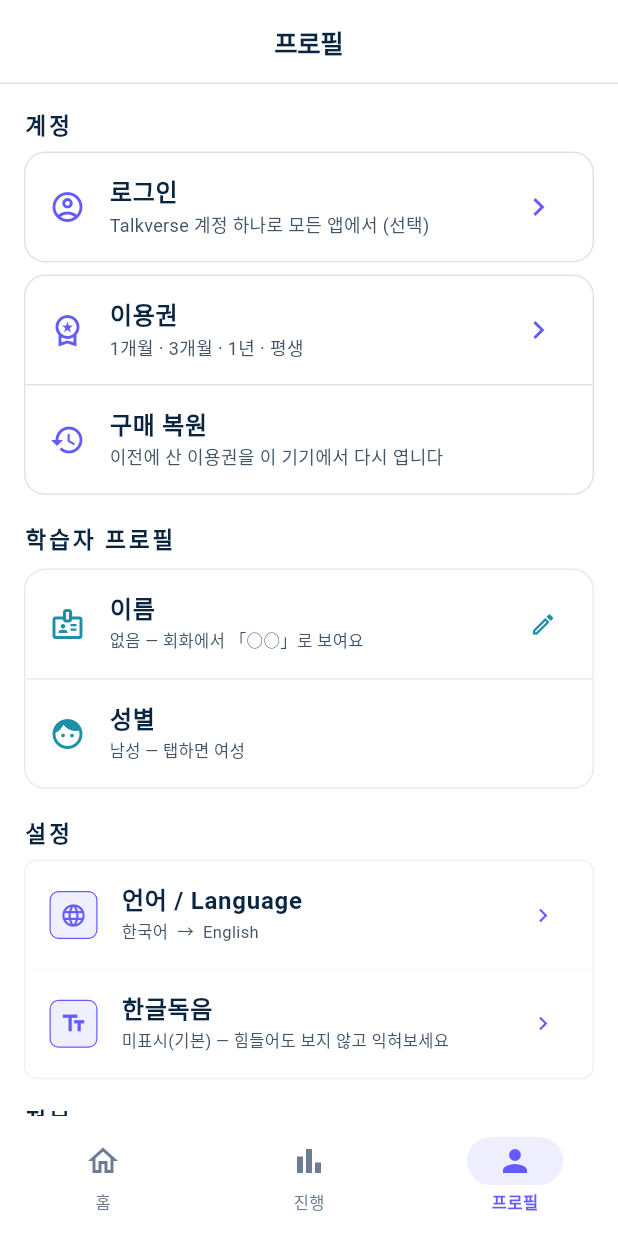
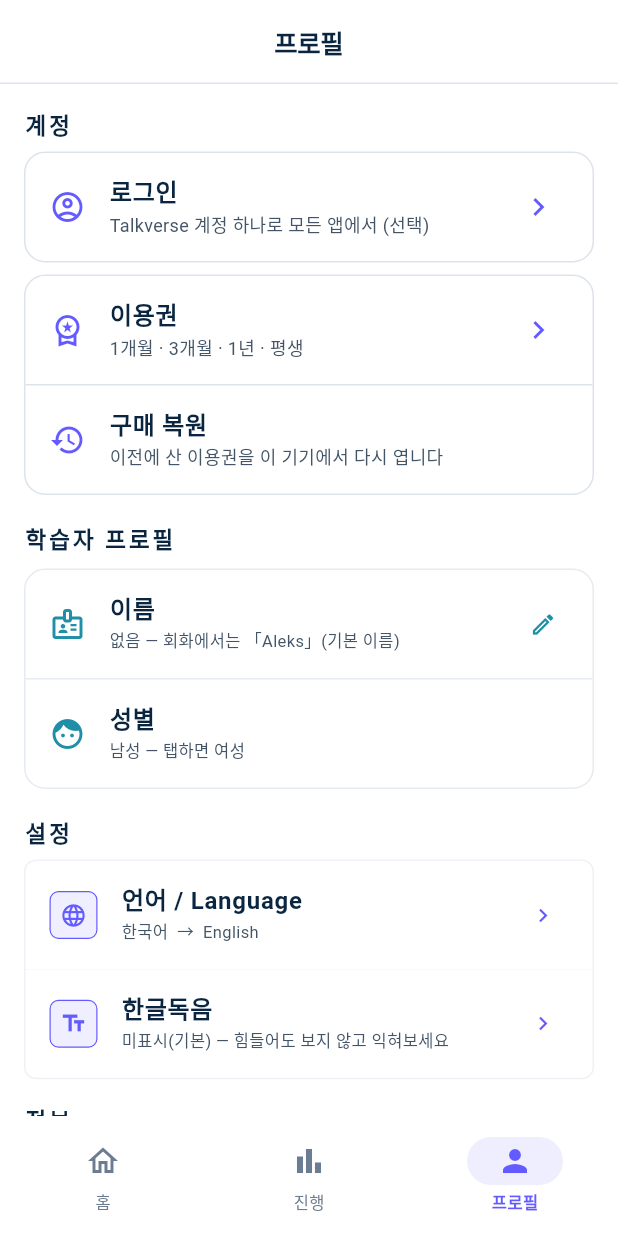
Before and after one commit to talkverselab/talkverse-tr, a Flutter app: the screen it shows after launch, item 3 of the bottom bar chosen, on a phone screen of 412 x 824 dp. Run offline on Flutter 3.47's test engine with Material 3 defaults, Android fonts, the phone set to English and light mode, and no system bars; our stand-ins replace audioplayers, csv, drift, drift_flutter, flutter_secure_storage, flutter_tts and 5 more; missing offline and left inert: flutter_web_auth_2; accounts and stored records are empty; generated files the repository leaves out were written again; Roboto replaces fonts that are missing (Pretendard); statements that could not run were skipped.

Commit message:
회화 대사의 {name} 자리: 이름이 없으면 「○○」 대신 음성이 읽는 기본 이름(남 Aleks·여 Emma), 독음·뜻 칸도 맞추고 뜻은 조사 맞춤, 기기 음성도 이름을 읽음(일본어앱 111번)
Co-Authored-By: Claude Opus 5.5 <noreply@anthropic.com>
Claude-Session: https://claude.ai/code/session_01A6i92hHWxYAA1u2ay8b2i1

```diff
--- a/lib/core/l10n_dict.dart
+++ b/lib/core/l10n_dict.dart
@@ -260,6 +260,7 @@ const Map<String, String> kDictEn = {
   '이름': 'Name',
   '{0} — 회화 속 「나」로 나와요': '{0} — shown as “me” in dialogues',
   '없음 — 회화에서 「○○」로 보여요': 'None — shown as “○○” in dialogues',
+  '없음 — 회화에서는 「{0}」(기본 이름)': 'None — dialogues use “{0}” (default name)',
   '성별': 'Gender',
   '여성 — 탭하면 남성': 'Female — tap for male',
   '남성 — 탭하면 여성': 'Male — tap for female',
@@ -581,6 +582,7 @@ const Map<String, String> kDictJa = {
   '이름': '名前',
   '{0} — 회화 속 「나」로 나와요': '{0} — 会話の「私」として出ます',
   '없음 — 회화에서 「○○」로 보여요': 'なし — 会話では「○○」と表示',
+  '없음 — 회화에서는 「{0}」(기본 이름)': 'なし — 会話では「{0}」(既定の名前)',
   '성별': '性別',
   '여성 — 탭하면 남성': '女性 — タップで男性',
   '남성 — 탭하면 여성': '男性 — タップで女性',
@@ -902,6 +904,7 @@ const Map<String, String> kDictZh = {
   '이름': '名字',
   '{0} — 회화 속 「나」로 나와요': '{0} — 在对话中作为“我”出现',
   '없음 — 회화에서 「○○」로 보여요': '无 — 对话中显示为“○○”',
+  '없음 — 회화에서는 「{0}」(기본 이름)': '无 — 对话中使用“{0}”（默认名字）',
   '성별': '性别',
   '여성 — 탭하면 남성': '女性 — 点按切换为男性',
   '남성 — 탭하면 여성': '男性 — 点按切换为女性',
--- a/lib/screens/dialogue_screen.dart
+++ b/lib/screens/dialogue_screen.dart
@@ -328,7 +328,7 @@ class _Bubble extends StatelessWidget {
                   Text('$name${t.at != null ? ' · ${t.at}' : ''}', style: const TextStyle(fontSize: 10, color: AppColors.muted)),
                   const SizedBox(width: 6),
                   InkWell(
-                    onTap: () => TtsService.instance.speakAs(t.tl.replaceAll(RegExp(r'[（(][^)）]*[)）]'), '').replaceAll(RegExp(r'\{[a-z_]+\}'), ''), gender: d.voiceGender(t.speaker)),
+                    onTap: () => TtsService.instance.speakAs(LearnerPrefs.fill(t.tl).replaceAll(RegExp(r'[（(][^)）]*[)）]'), ''), gender: d.voiceGender(t.speaker)),
                     child: const Icon(Icons.volume_up, size: 16, color: AppColors.beni),
                   ),
                   const SizedBox(width: 4),
@@ -338,9 +338,9 @@ class _Bubble extends StatelessWidget {
                 // 내용어를 누르면 단어창
                 LemmaText(text: LearnerPrefs.fill(t.tl), lemmas: t.lemmas, style: const TextStyle(fontSize: 17, fontWeight: FontWeight.w800, color: AppColors.sumi, height: 1.4)),
                 if (t.reading.isNotEmpty && t.reading != t.tl) Text(LearnerPrefs.fill(t.reading), style: const TextStyle(fontSize: 12, color: AppColors.ai, fontWeight: FontWeight.w700)),
-                if (t.rd.isNotEmpty) KoReadingText(LearnerPrefs.fill(t.rd), style: const TextStyle(fontSize: 12, color: AppColors.muted)),
+                if (t.rd.isNotEmpty) KoReadingText(LearnerPrefs.fill(t.rd, 'rd'), style: const TextStyle(fontSize: 12, color: AppColors.muted)),
                 const SizedBox(height: 3),
-                Text(LearnerPrefs.fill(t.ko), style: const TextStyle(fontSize: 13, color: AppColors.sumiLight, height: 1.35)),
+                Text(LearnerPrefs.fill(t.ko, 'ko'), style: const TextStyle(fontSize: 13, color: AppColors.sumiLight, height: 1.35)),
                 if (t.note.isNotEmpty) ...[
                   const SizedBox(height: 4),
                   Text('💡 ${t.note}', style: const TextStyle(fontSize: 11, color: AppColors.beniDeep, height: 1.35)),
--- a/lib/services/learner_prefs.dart
+++ b/lib/services/learner_prefs.dart
@@ -32,10 +32,50 @@ class LearnerPrefs {
   /// 화자 코드 → 목소리 성별. A = 학습자(프로필), C = 남성 조연, 그 밖(B·D) = 여성.
   static String voiceGender(String speaker) => speaker == 'A' ? gender.value : (speaker == 'C' ? 'male' : 'female');
 
-  /// 본문의 `{name}` 치환. 이름이 없으면 자리표시 「○○」.
-  static String fill(String text) {
+  /// 이름을 정하지 않았을 때 채울 값 — 생성 음성이 읽는 것과 같다(`data/tts/voices.json` `fill`).
+  /// 듣는 말과 보이는 글이 같아야 한다(일본어앱 `view(turn)` 과 같은 원칙, 2026-11-19).
+  static const _defaults = {
+    '{name}': {'m': ('Aleks', '알렉스', '알렉스'), 'f': ('Emma', '에마', '에마')},
+    '{country}': {'': ('Kanada', '카나다', '캐나다')},
+    '{city}': {'': ('Toronto', '토론토', '토론토')},
+    '{lang}': {'': ('İngilizce', '인길리제', '영어')},
+  };
+
+  /// 본문의 `{name}`·`{country}`·`{city}`·`{lang}` 채우기. [field] = tl(터키어) · rd(한글 독음) · ko(한국어 뜻).
+  /// 이름은 프로필 이름, 없으면 성별 기본 이름(남 Aleks · 여 Emma). 한국어 뜻은 이름 뒤 조사를 맞춘다.
+  static String fill(String text, [String field = 'tl']) {
     if (!text.contains('{')) return text;
-    final n = name.value.isNotEmpty ? name.value : '○○';
-    return text.replaceAll('{name}', n).replaceAll(RegExp(r'\{(country|city|lang)\}'), '○○');
+    final i = field == 'rd' ? 1 : (field == 'ko' ? 2 : 0);
+    String value(String key) {
+      if (key == '{name}' && name.value.isNotEmpty) return name.value;
+      final d = _defaults[key]!;
+      final v = d[isFemale ? 'f' : 'm'] ?? d['']!;
+      return [v.$1, v.$2, v.$3][i];
+    }
+    var s = text;
+    if (field == 'ko') {
+      s = s.replaceAllMapped(RegExp(r'\{(name|country|city|lang)\}(이라고|이라는|이에요|이랑|이야|으로|라고|라는|예요|은|는|이|가|을|를|과|와|아|야|로|랑)(?![가-힣])'), (m) {
+        final w = value('{${m[1]}}');
+        return w + josa(w, m[2]!);
+      });
+    }
+    for (final k in _defaults.keys) {
+      if (s.contains(k)) s = s.replaceAll(k, value(k));
+    }
+    return s;
+  }
+
+  static const _batchim = {'이라고', '이라는', '이에요', '이랑', '이야', '으로', '은', '이', '을', '과', '아'};
+  static const _swap = {'이라고': '라고', '이라는': '라는', '이에요': '예요', '이랑': '랑', '이야': '야', '으로': '로', '은': '는', '이': '가', '을': '를', '과': '와', '아': '야',
+      '라고': '이라고', '라는': '이라는', '예요': '이에요', '랑': '이랑', '야': '아', '로': '으로', '는': '은', '가': '이', '를': '을', '와': '과'};
+
+  /// 낱말 끝 받침에 맞춘 조사(한글로 끝나지 않으면 그대로).
+  static String josa(String word, String j) {
+    if (word.isEmpty) return j;
+    final c = word.codeUnitAt(word.length - 1);
+    if (c < 0xAC00 || c > 0xD7A3) return j;
+    final jong = (c - 0xAC00) % 28;
+    if ((j == '으로' || j == '로') && jong == 8) return '로';
+    return _batchim.contains(j) == (jong != 0) ? j : (_swap[j] ?? j);
   }
 }
--- a/lib/widgets/learner_section.dart
+++ b/lib/widgets/learner_section.dart
@@ -27,7 +27,7 @@ class LearnerSection extends StatelessWidget {
                   leading: const Icon(Icons.badge_outlined, color: AppColors.beni),
                   title: Text(tr('이름'), style: const TextStyle(fontWeight: FontWeight.w600)),
                   subtitle: Text(
-                      name.isNotEmpty ? trf('{0} — 회화 속 「나」로 나와요', [name]) : tr('없음 — 회화에서 「○○」로 보여요'),
+                      name.isNotEmpty ? trf('{0} — 회화 속 「나」로 나와요', [name]) : trf('없음 — 회화에서는 「{0}」(기본 이름)', [LearnerPrefs.fill('{name}')]),
                       style: const TextStyle(fontSize: 11, color: AppColors.sumiLight)),
                   trailing: const Icon(Icons.edit_outlined, color: AppColors.beni, size: 18),
                   onTap: () => _editName(context),
```
Also changed, not shown: lib/screens/dialogue_card_screen.dart (+4 -4 lines), lib/widgets/episode_play_pane.dart (+6 -6 lines), 1 other file.
